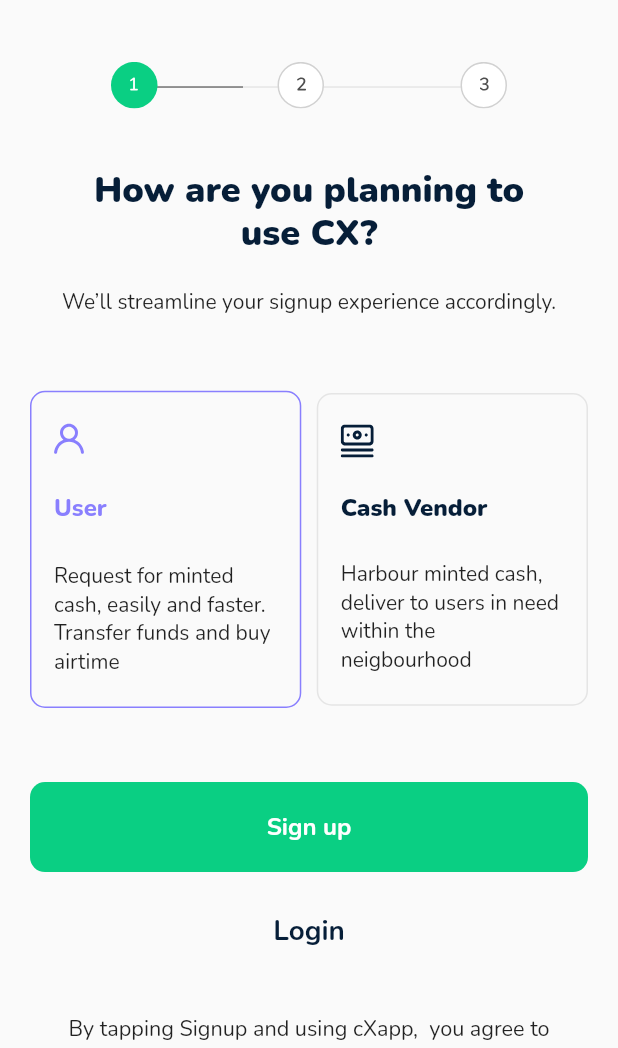
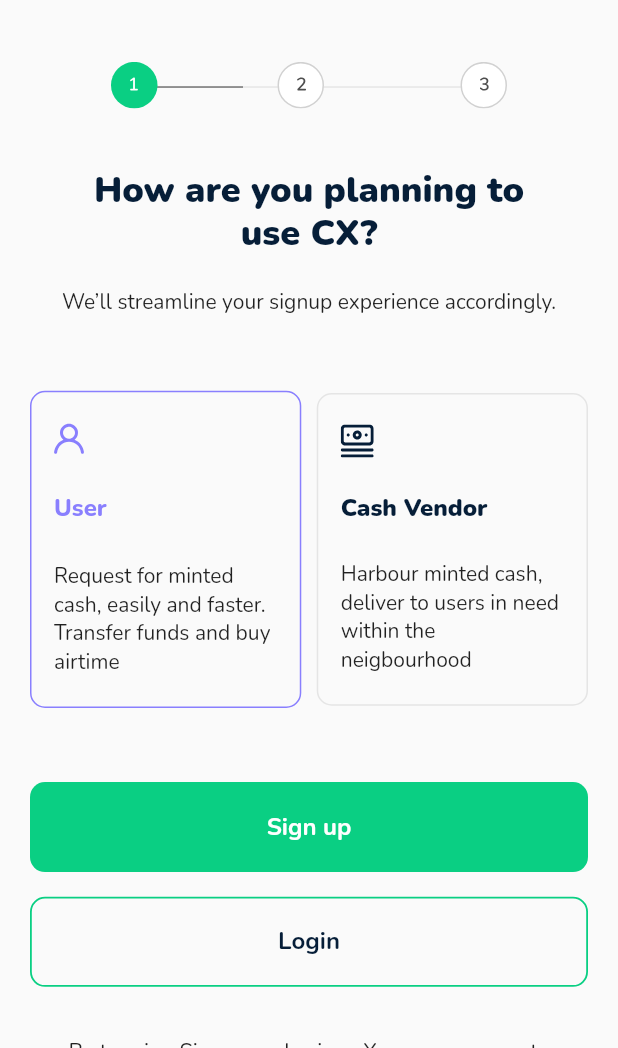
Before and after one commit to marvelmikel/cash-xchanger, a Flutter app: the screen it shows after launch, after a tap on "Continue", on a phone screen of 412 x 824 dp, the part 188-1236 px from its top. Run offline on Flutter 3.47's test engine with Material 2 defaults, Android fonts, the phone set to English and light mode, and no system bars; drawn by our look-alikes of flutter_fadein, smooth_page_indicator; our stand-ins replace avatar_glow, date_picker_timeline, fade_shimmer, flutter_bloc, flutter_svg, fluttertoast and 8 more; missing offline and left inert: flutter_paystack; accounts and stored records are empty.

Commit message:
made changes to the files

```diff
--- a/lib/api_service/auth_api/login_api.dart
+++ b/lib/api_service/auth_api/login_api.dart
@@ -79,6 +79,7 @@ class LoginServiceImpl extends LoginApiService {
         getItInstance<NavigationServiceImpl>().pop();
       }
     } catch (_) {
+      debugPrint(_.toString());
       getItInstance<NavigationServiceImpl>().pop();
     }
   }
--- a/lib/ui/global_widgets/global_button.dart
+++ b/lib/ui/global_widgets/global_button.dart
@@ -4,19 +4,25 @@ import 'package:flutter/material.dart';
 import 'package:flutter/widgets.dart';
 
 class GlobalButton extends StatelessWidget {
-  const GlobalButton(
+  GlobalButton(
       {Key? key,
       required this.buttonText,
       this.isButtonColorGreen = false,
       this.horizontalMargin = 0,
       this.height = 60,
+      this.outLined = false,
+      this.isDisabled = false,
+      this.forground = Colors.white,
       required this.onTap})
       : super(key: key);
 
   final String buttonText;
   final bool isButtonColorGreen;
+  final bool outLined;
   final double horizontalMargin;
   final double height;
+  final Color forground;
+  final bool isDisabled;
   final Function() onTap;
 
   @override
@@ -29,18 +35,39 @@ class GlobalButton extends StatelessWidget {
         alignment: Alignment.center,
         width: GlobalSizes.globalWidth(context, 1),
         decoration: BoxDecoration(
-            color: isButtonColorGreen
-                ? GlobalColors.primaryGreen
-                : GlobalColors.primaryBlue,
-            borderRadius: BorderRadius.circular(10)),
+            color: backgroundSwitcher(
+                isDisabled: isDisabled,
+                isGreenButton: isButtonColorGreen,
+                outlined: outLined),
+            borderRadius: BorderRadius.circular(10),
+            border: Border.all(
+                color:
+                    outLined ? GlobalColors.primaryGreen : Colors.transparent,
+                width: 1.2)),
         child: Text(
           buttonText,
           style: TextStyle(
-              fontWeight: FontWeight.w700,
-              fontSize: 16,
-              color: GlobalColors.globalWhite),
+              fontWeight: FontWeight.w700, fontSize: 16, color: forground),
         ),
       ),
     );
   }
+
+  Color backgroundSwitcher({
+    required bool isDisabled,
+    required bool isGreenButton,
+    required bool outlined,
+  }) {
+    if (isDisabled) {
+      return GlobalColors.primaryGreen;
+    }
+    if (outLined) {
+      return Colors.transparent;
+    } else {
+      return isGreenButton
+          ? GlobalColors.primaryGreen
+          : GlobalColors.primaryBlue;
+    }
+  }
 }
+/// isButtonColorGreen
--- a/lib/ui/onboard_screen/onboard_page_item.dart
+++ b/lib/ui/onboard_screen/onboard_page_item.dart
@@ -25,30 +25,30 @@ class _OnboardPageItemState extends State<OnboardPageItem> {
       body: Column(
         children: [
           FadeIn(
-            duration: Duration(milliseconds: 1000),
+            duration: const Duration(milliseconds: 1000),
             curve: Curves.easeIn,
-            child: Container(
+            child:  SizedBox(
                 height: 450,
                 child: SvgPicture.asset('assets/images/${widget.imagePath}',
                     fit: BoxFit.cover)),
           ),
           Padding(
-            padding: EdgeInsets.all(20),
+            padding: const EdgeInsets.all(20),
             child: Column(
               crossAxisAlignment: CrossAxisAlignment.start,
               children: [
-                SizedBox(height: 30),
+                const SizedBox(height: 30),
                 FadeIn(
-                  duration: Duration(milliseconds: 1000),
+                  duration: const Duration(milliseconds: 1000),
                   curve: Curves.easeIn,
                   child: Text(
                     widget.title,
                     style: GlobalTextStyles.blueBoldText(context: context),
                   ),
                 ),
-                SizedBox(height: 20),
+                const SizedBox(height: 20),
                 FadeIn(
-                  duration: Duration(milliseconds: 1000),
+                  duration: const Duration(milliseconds: 1000),
                   curve: Curves.easeIn,
                   child: Text(
                     widget.bodyText,
--- a/lib/ui/overview_screen/overview_screen.dart
+++ b/lib/ui/overview_screen/overview_screen.dart
@@ -70,23 +70,30 @@ class OverviewScreen extends StatelessWidget {
                         onTap: () => getItInstance<NavigationServiceImpl>()
                             .navigateTo(Routes.signUpScreen)),
                     SizedBox(height: GlobalSizes.globalWidth(context, 0.04)),
-                    InkWell(
+                    GlobalButton(
+                      buttonText: 'Login',
+                      isButtonColorGreen: true,
+                      outLined: true,
+                      forground: GlobalColors.primaryBlue,
                       onTap: () => getItInstance<NavigationServiceImpl>()
                           .navigateTo(Routes.loginScreen),
-                      borderRadius: BorderRadius.circular(100),
-                      child: Container(
-                        padding: const EdgeInsets.symmetric(
-                            vertical: 10, horizontal: 10),
-                        child: Text(
-                          'Login',
-                          textAlign: TextAlign.center,
-                          style: TextStyle(
-                              fontWeight: FontWeight.w700,
-                              fontSize: GlobalSizes.globalWidth(context, 0.045),
-                              color: GlobalColors.primaryBlue),
-                        ),
-                      ),
                     ),
+                    // InkWell(
+                    //   onTap:
+                    //   borderRadius: BorderRadius.circular(100),
+                    //   child: Container(
+                    //     padding: const EdgeInsets.symmetric(
+                    //         vertical: 10, horizontal: 10),
+                    //     child: Text(
+                    //       'Login',
+                    //       textAlign: TextAlign.center,
+                    //       style: TextStyle(
+                    //           fontWeight: FontWeight.w700,
+                    //           fontSize: GlobalSizes.globalWidth(context, 0.045),
+                    //           color: GlobalColors.primaryBlue),
+                    //     ),
+                    //   ),
+                    // ),
                     SizedBox(height: GlobalSizes.globalHeight(context, 0.04)),
                     Padding(
                       padding: const EdgeInsets.symmetric(horizontal: 25),
```
Also changed, not shown: lib/ui/onboard_screen/onboard_screen.dart (indentation only).
